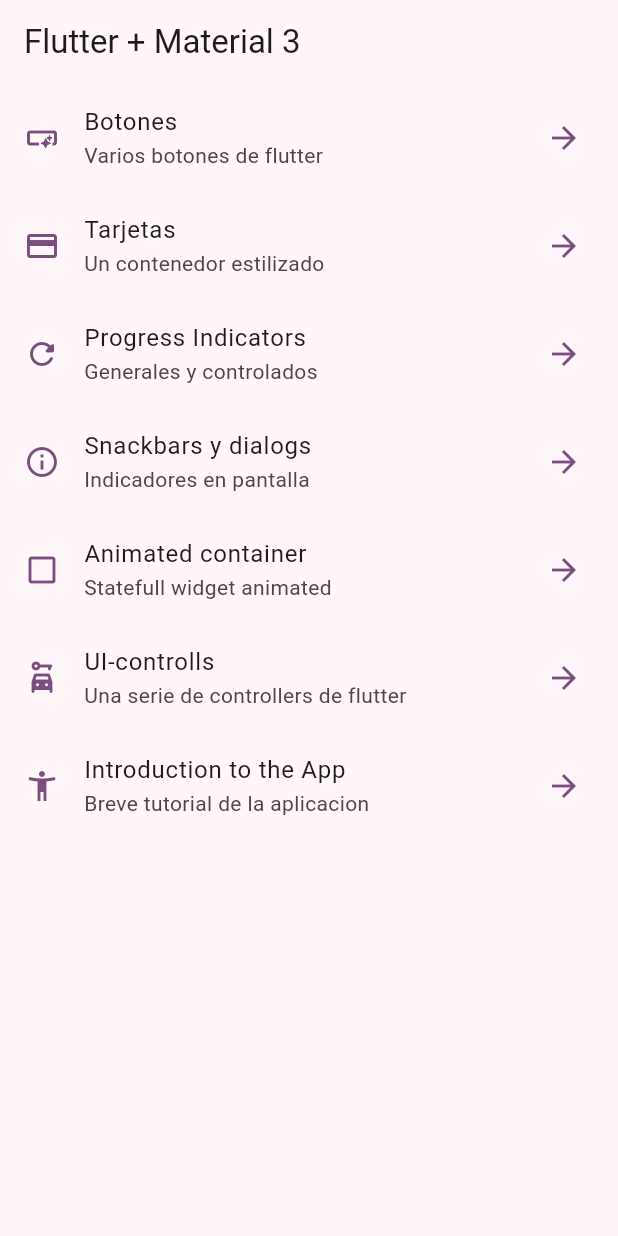
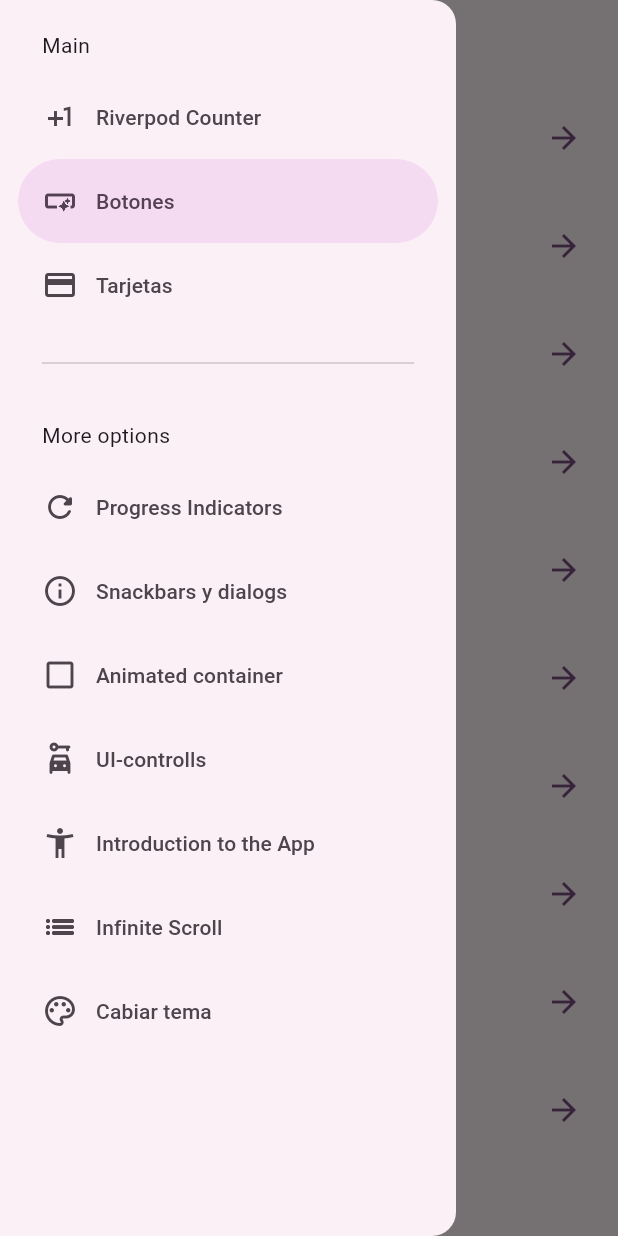
Before and after one commit to davidruc/widgets_app, a Flutter app: the screen it shows after launch, with the side drawer open (before the commit the screen has no drawer), on a phone screen of 412 x 824 dp. Run offline on Flutter 3.47's test engine with Material 3 defaults, Android fonts, the phone set to English and light mode, and no system bars; our stand-ins replace animate_do, flutter_riverpod, go_router.

Commit message:
feat: :sparkles: antes de stateNotify

```diff
--- a/lib/config/menu-items/menu_items.dart
+++ b/lib/config/menu-items/menu_items.dart
@@ -18,6 +18,12 @@ class MenuItem {
 }
 
 const appMenuItems = <MenuItem>[
+  MenuItem(
+      title: "Riverpod Counter",
+      subTitle: "Introduction to riverpol",
+      url: "/counter-river",
+      icon: Icons.plus_one
+    ),
   MenuItem(
     title: "Botones",
     subTitle: "Varios botones de flutter",
@@ -61,4 +67,17 @@ const appMenuItems = <MenuItem>[
       url: "/tutorial",
       icon: Icons.accessibility_new_outlined
     ),
+    MenuItem(
+      title: "Infinite Scroll",
+      subTitle: "Listas infinitas y pull to refresh",
+      url: "/infinite",
+      icon: Icons.list_sharp
+    ),
+    MenuItem(
+      title: "Cabiar tema",
+      subTitle: "Cambiar tema de la aplicacion",
+      url: "/theme-changer",
+      icon: Icons.color_lens_outlined
+    ),
+
 ];
--- a/lib/config/router/app_router.dart
+++ b/lib/config/router/app_router.dart
@@ -1,11 +1,17 @@
 import 'package:go_router/go_router.dart';
 import 'package:widgets_app/presentation/screens/screens.dart';
+import 'package:widgets_app/presentation/screens/theme_canger/theme_canger_screen.dart';
 
 
 // GoRouter configuration
 final router = GoRouter(
   initialLocation: "/",
   routes: [
+    GoRoute(
+      path: '/theme-changer',
+      name: ThemeChangerScreen.name,
+      builder: (context, state) => const ThemeChangerScreen(),
+    ),
     GoRoute(
       path: '/',
       name: HomeScreen.name,
@@ -46,5 +52,15 @@ final router = GoRouter(
       name: AppTutorialScreen.name,
       builder: (context, state) => const AppTutorialScreen(),
     ),
+     GoRoute(
+      path: '/infinite',
+      name: InfiniteScrollScreen.name,
+      builder: (context, state) => const InfiniteScrollScreen(),
+    ),
+     GoRoute(
+      path: '/counter-river',
+      name: CounterScreen.name,
+      builder: (context, state) => const CounterScreen(),
+    ),
   ],
 );
--- a/lib/config/theme/app_theme.dart
+++ b/lib/config/theme/app_theme.dart
@@ -14,15 +14,17 @@ const colorList = <Color>[
 class AppTheme {
 
   AppTheme({
+    this.isDarkMode = false,
     this.selectedColor = 0
   }): assert( selectedColor >= 0, 'Selected Color must be greater than 0' ),
       assert( selectedColor < colorList.length, 'Selected Color must be less or equal than ${colorList.length - 1}' );
 
   final int selectedColor;
-
+  final bool isDarkMode;
 
   ThemeData getTheme() => ThemeData(
     useMaterial3: true,
+    brightness: isDarkMode? Brightness.dark : Brightness.light ,
     colorSchemeSeed: colorList[ selectedColor],
     appBarTheme: const AppBarTheme(
       centerTitle: false
--- a/lib/main.dart
+++ b/lib/main.dart
@@ -1,20 +1,29 @@
 import 'package:flutter/material.dart';
+import 'package:flutter_riverpod/flutter_riverpod.dart';
 import 'package:widgets_app/config/router/app_router.dart';
 import 'package:widgets_app/config/theme/app_theme.dart';
+import 'package:widgets_app/presentation/providers/theme_provider.dart';
 void main() {
-  runApp(const MainApp());
+  runApp(
+    //! Lo primero que tengo que hacer al usar riverpod es envolver mi función main en este widget
+    const ProviderScope(
+      child: MainApp()
+    )
+  );
 }
 
-class MainApp extends StatelessWidget {
+class MainApp extends ConsumerWidget {
   const MainApp({super.key});
 
   @override
-  Widget build(BuildContext context) {
+  Widget build(BuildContext context,WidgetRef ref) {
+    final bool themeSelect = ref.watch(isDarthModeProvider);
+    final int selectedIndex = ref.watch( selectedIndexProvider );
     return MaterialApp.router(
       title: "Flutter Widgets",
       routerConfig: router,
       debugShowCheckedModeBanner: false,
-      theme: AppTheme(selectedColor: 3).getTheme(),
+      theme: AppTheme(selectedColor: selectedIndex, isDarkMode: themeSelect).getTheme(),
 
     );
   }
--- /dev/null
+++ b/lib/presentation/providers/counter_provider.dart
@@ -0,0 +1,4 @@
+
+import 'package:flutter_riverpod/flutter_riverpod.dart';
+
+final counterProvider = StateProvider((ref) => 5);
--- /dev/null
+++ b/lib/presentation/providers/theme_provider.dart
@@ -0,0 +1,8 @@
+import 'package:flutter_riverpod/flutter_riverpod.dart';
+import 'package:widgets_app/config/theme/app_theme.dart';
+
+final isDarthModeProvider = StateProvider((ref) => false);
+
+final colorListProvider = Provider((ref) => colorList);
+
+final selectedIndexProvider = StateProvider((ref) => 3);
--- a/lib/presentation/screens/home/home_screen.dart
+++ b/lib/presentation/screens/home/home_screen.dart
@@ -1,20 +1,25 @@
 import 'package:flutter/material.dart';
 import 'package:go_router/go_router.dart';
 import 'package:widgets_app/config/menu-items/menu_items.dart';
+import 'package:widgets_app/presentation/widgets/side_menu.dart';
 
 class HomeScreen extends StatelessWidget {
   const HomeScreen({super.key});
 
   static const String name = "home_screen";
 
-
   @override
   Widget build(BuildContext context) {
+
+    final scaffoldKey = GlobalKey<ScaffoldState>();
+
     return Scaffold(
+      key: scaffoldKey,
       appBar: AppBar(
         title: const Text("Flutter + Material 3"),
       ),
       body: const _HomeView(),
+      drawer: SideMenu( scaffoldKey: scaffoldKey ),
     );
   }
 }
--- a/lib/presentation/screens/screens.dart
+++ b/lib/presentation/screens/screens.dart
@@ -1,5 +1,8 @@
 
 //! Cuando una aplicación es muy robusta es recomendable tener un archivo que se encarga de exportar toooodos los screens.
+import 'package:widgets_app/presentation/screens/theme_canger/theme_canger_screen.dart';
+
+export 'package:widgets_app/presentation/screens/counter/counter_screen.dart';
 export 'package:widgets_app/presentation/screens/animated/animated_screen.dart';
 export 'package:widgets_app/presentation/screens/app_tutorial/app_tutorial_screen.dart';
 export 'package:widgets_app/presentation/screens/buttons/buttons_screen.dart';
--- /dev/null
+++ b/lib/presentation/widgets/side_menu.dart
@@ -0,0 +1,62 @@
+import 'package:flutter/material.dart';
+import 'package:go_router/go_router.dart';
+import 'package:widgets_app/config/menu-items/menu_items.dart';
+
+
+class SideMenu extends StatefulWidget {
+
+  final GlobalKey<ScaffoldState> scaffoldKey;
+
+  const SideMenu({super.key, required this.scaffoldKey});
+
+  @override
+  State<SideMenu> createState() => _SideMenuState();
+}
+
+class _SideMenuState extends State<SideMenu> {
+  int navDrawerIndex = 1;
+
+  @override
+  Widget build(BuildContext context) {
+    final bool hasNotch = MediaQuery.of(context).viewPadding.top > 35;
+    return NavigationDrawer(
+      selectedIndex: navDrawerIndex,
+      onDestinationSelected: (value) {
+        setState(() {
+          navDrawerIndex = value;
+        });
+
+        final menuItem = appMenuItems[value];
+        context.push(menuItem.url);
+        widget.scaffoldKey.currentState?.closeDrawer();
+      },
+
+      children: [
+        Padding(
+            padding: EdgeInsets.fromLTRB(28, hasNotch ? 0 : 20, 16, 10),
+            child: const Text("Main")
+        ),
+        ...appMenuItems.sublist(0, 3).map((menuItem) =>
+          NavigationDrawerDestination(
+            icon: Icon(menuItem.icon),
+            label: Text(menuItem.title)
+          )
+        ),
+        const Padding(
+          padding: EdgeInsets.fromLTRB(28, 16, 28, 10),
+          child: Divider(),
+        ),
+        Padding(
+            padding: EdgeInsets.fromLTRB(28, hasNotch ? 0 : 20, 16, 10),
+            child: const Text("More options")
+        ),
+        ...appMenuItems.sublist(3).map((menuItem) =>
+          NavigationDrawerDestination(
+            icon: Icon(menuItem.icon),
+            label: Text(menuItem.title)
+          )
+        ),
+      ],
+    );
+  }
+}
--- a/pubspec.yaml
+++ b/pubspec.yaml
@@ -10,7 +10,9 @@ dependencies:
   animate_do: ^3.1.2
   flutter:
     sdk: flutter
+  flutter_riverpod: ^2.4.9
   go_router: ^13.0.1
+  riverpod: ^2.4.9
 
 dev_dependencies:
   flutter_test:
```
Also changed, not shown: lib/presentation/screens/counter/counter_screen.dart (added, +45 -0 lines), lib/presentation/screens/inifinite_scroll/infinite_scroll_screen.dart (+115 -2 lines), lib/presentation/screens/theme_canger/theme_canger_screen.dart (added, +65 -0 lines), pubspec.lock.
